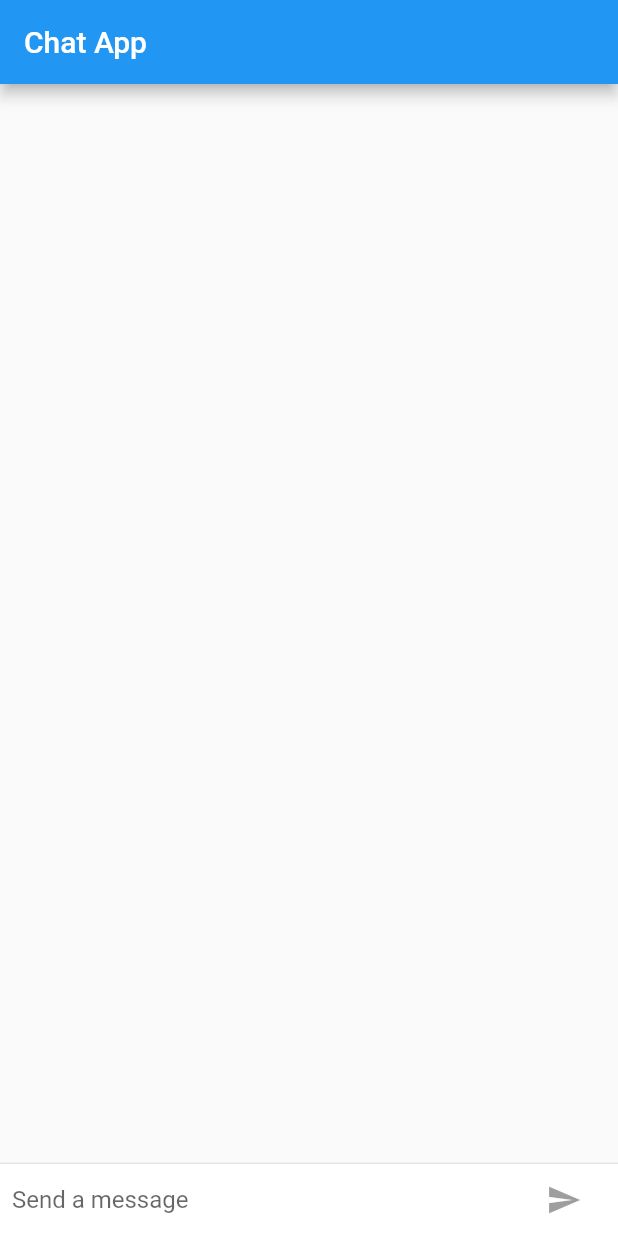
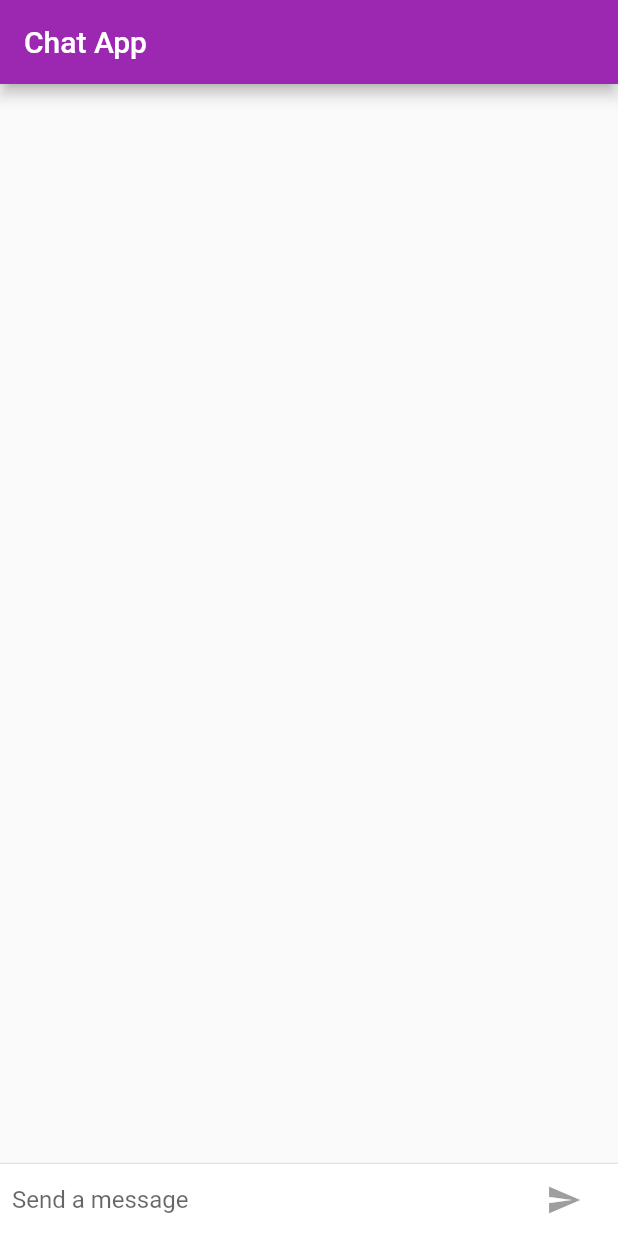
Before and after one commit to xlreon/chatapp, a Flutter app: the screen it shows after launch, on a phone screen of 412 x 824 dp. Run offline on Flutter 3.47's test engine with Material 2 defaults, Android fonts, the phone set to English and light mode, and no system bars.

Commit message:
Added platform specific theme.

```diff
--- a/lib/main.dart
+++ b/lib/main.dart
@@ -1,4 +1,6 @@
 import 'package:flutter/material.dart';
+import 'package:flutter/foundation.dart';
+import 'package:flutter/cupertino.dart';
 
 void main() {
   runApp(new ChatApp());
@@ -21,6 +23,9 @@ class ChatApp extends StatelessWidget {
   Widget build(BuildContext context) {
     return new MaterialApp(
       title : "Chat App",
+      theme: defaultTargetPlatform == TargetPlatform.iOS
+            ? kIOSTheme
+            : kDefaultTheme,
       home : new ChatScreen(),
     );
   }
@@ -47,9 +52,11 @@ class ChatScreenState extends State<ChatScreen> with TickerProviderStateMixin {
   Widget build(BuildContext context) {
     return new Scaffold(
       appBar: new AppBar(
-        title : new Text("Chat App")
+        title : new Text("Chat App"),
+        elevation: Theme.of(context).platform == TargetPlatform.iOS ? 0.0 : 4.0,
       ),
-      body : new Column(
+      body : new Container(
+      child : new Column(
         children: <Widget>[
           new Flexible(
             child: new ListView.builder(
@@ -68,6 +75,14 @@ class ChatScreenState extends State<ChatScreen> with TickerProviderStateMixin {
           ),
         ],
       ),
+      decoration: Theme.of(context).platform == TargetPlatform.iOS
+      ? new BoxDecoration(
+        border: new Border(
+          top: new BorderSide(color: Colors.grey[200]),
+        ),
+      )
+      : null
+    ),
     );
   }
 
@@ -93,12 +108,18 @@ class ChatScreenState extends State<ChatScreen> with TickerProviderStateMixin {
           ),
             new Container(
               margin : new EdgeInsets.symmetric(horizontal: 4.0),
-              child : new IconButton(
+              child : Theme.of(context).platform == TargetPlatform.iOS ?
+              new CupertinoButton(
+                child: new Text('Send'),
+                onPressed: _isComposing
+                  ? () => _handleSubmitted(_textController.text)
+                  : null,
+              ) :
+              new IconButton(
                 icon : new Icon(Icons.send),
-                onPressed: _isComposing
-                            ? () => _handleSubmitted(_textController.text)
-                            : null,
-              ),
+                onPressed: _isComposing ?
+                  () => _handleSubmitted(_textController.text) : null,
+              )
           ),
         ],
       ),
```
